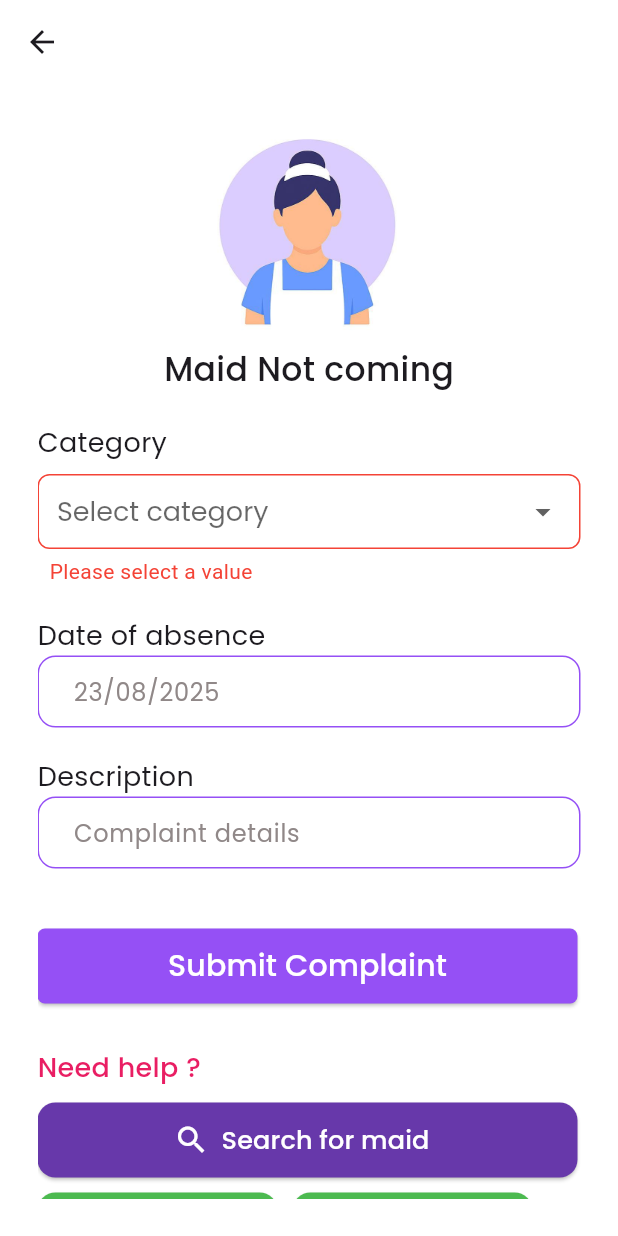
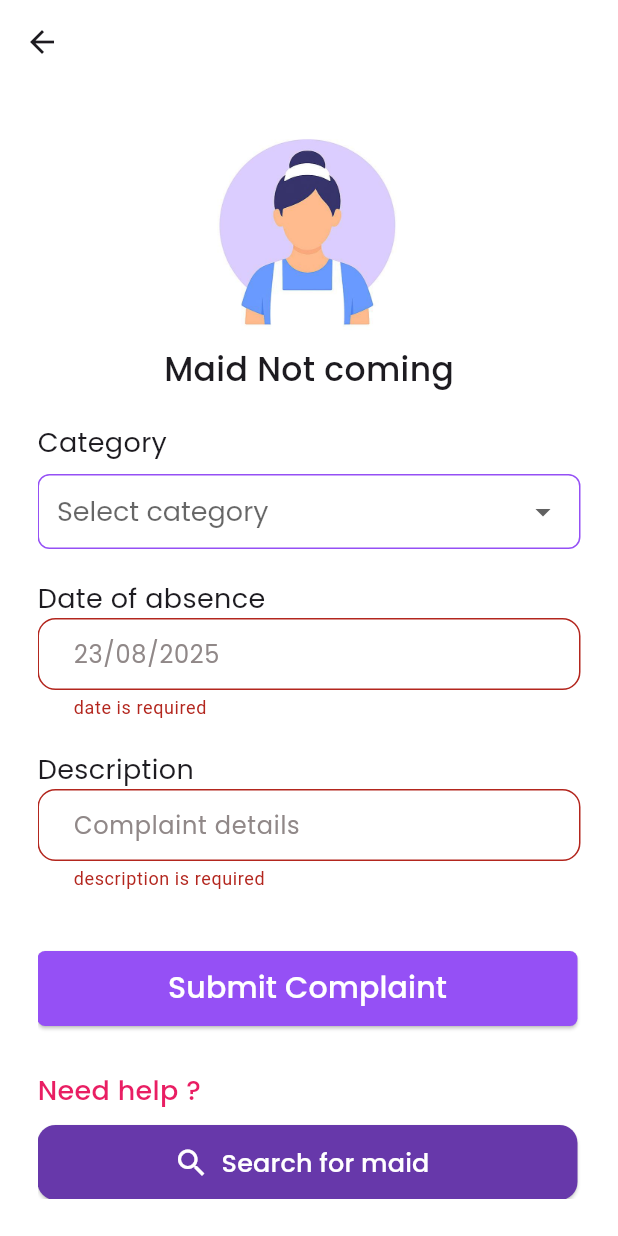
Before and after one commit to Gangasagar-95/Society, a Flutter app: the MaidScreen screen opened by its route, after a tap on "Submit Complaint", on a phone screen of 412 x 824 dp. Run offline on Flutter 3.47's test engine with Material 3 defaults, Android fonts, the phone set to English and light mode, and no system bars; our stand-ins replace get, google_fonts, permission_handler, shared_preferences; missing offline and left inert: android_intent_plus, app_settings; accounts and stored records are empty.

```diff
--- a/lib/screens/dog_problem.dart
+++ b/lib/screens/dog_problem.dart
@@ -93,6 +93,12 @@ class _DogsScreenState extends State<DogsScreen> {
                   label: "Description",
                   hint: "Complaint details",
                   controller: descriptionCtrl,
+                  validator: (value) {
+                    if (value == null || value.trim().isEmpty) {
+                      return "description is required";
+                    }
+                    return null;
+                  },
                 ),
 
                 //CustomTextField(label: "Description", hint: "Complaint details"),
--- a/lib/screens/garbage_problem.dart
+++ b/lib/screens/garbage_problem.dart
@@ -92,6 +92,12 @@ class _GarbageState extends State<Garbage> {
                   label: "Description",
                   hint: "Complaint details",
                   controller: descriptionCtrl,
+                  validator: (value) {
+                    if (value == null || value.trim().isEmpty) {
+                      return "description is required";
+                    }
+                    return null;
+                  },
                 ),
 
                 //CustomTextField(label: "Description", hint: "Complaint details"),
--- a/lib/screens/information.dart
+++ b/lib/screens/information.dart
@@ -97,7 +97,7 @@ class Informationscreen extends StatelessWidget {
                     controller: infoctrl.flatCtrl,
                     validator: (value) {
                   if (value == null || value.trim().isEmpty) {
-                    return "Name is required";
+                    return "Flat no is required";
                   }
                   return null;
                 },
@@ -123,7 +123,7 @@ class Informationscreen extends StatelessWidget {
                     controller: infoctrl.addressCtrl,
                     validator: (value) {
                   if (value == null || value.trim().isEmpty) {
-                    return "Name is required";
+                    return "Address is required";
                   }
                   return null;
                 },
--- a/lib/screens/maid_screen.dart
+++ b/lib/screens/maid_screen.dart
@@ -23,6 +23,8 @@ class _MaidScreenState extends State<MaidScreen> {
   String? selectedCategory; //  track selected value
   bool showError = false; //  track validation state
   final descriptionCtrl = TextEditingController();
+  final dateCtrl = TextEditingController();
+
   final _formkey = GlobalKey<FormState>();
 
   Future<void> _makeDirectCall(String phoneNumber) async {
@@ -43,8 +45,7 @@ class _MaidScreenState extends State<MaidScreen> {
     return Scaffold(
       backgroundColor: Appcolor.bgcolor,
       appBar: AppBar(backgroundColor: Appcolor.bgcolor),
-      body:
-      Form(
+      body: Form(
         key: _formkey,
         child: Padding(
           padding: const EdgeInsets.all(25),
@@ -98,7 +99,19 @@ class _MaidScreenState extends State<MaidScreen> {
                 QuestionText(
                   label: "Date of absence",
                   hint: "23/08/2025",
-                  controller: descriptionCtrl,
+                  controller: dateCtrl,
+                  validator: (value) {
+                    if (value == null || value.trim().isEmpty) {
+                      return "date is required";
+                    }
+                    final regex = RegExp(
+                      r'^([0-2][0-9]|(3)[0-1])/([0][1-9]|1[0-2])/\d{4}$',
+                    );
+                    if (!regex.hasMatch(value.trim())) {
+                      return "Enter date in dd/mm/yyyy format";
+                    }
+                    return null;
+                  },
                 ),
                 //CustomTextField(label: "Date of absence", hint: "23/07/2025"),
                 //const SizedBox(height: 20),
@@ -106,6 +119,12 @@ class _MaidScreenState extends State<MaidScreen> {
                   label: "Description",
                   hint: "Complaint details",
                   controller: descriptionCtrl,
+                  validator: (value) {
+                    if (value == null || value.trim().isEmpty) {
+                      return "description is required";
+                    }
+                    return null;
+                  },
                 ),
                 //CustomTextField(label: "Description", hint: "Complaint details"),
                 const SizedBox(height: 20),
--- a/lib/screens/no_watersupply.dart
+++ b/lib/screens/no_watersupply.dart
@@ -94,6 +94,12 @@ class _NoWatersupplyState extends State<NoWatersupply> {
                   label: "Description",
                   hint: "Complaint details",
                   controller: descriptionCtrl,
+                  validator: (value) {
+                    if (value == null || value.trim().isEmpty) {
+                      return "description is required";
+                    }
+                    return null;
+                  },
                 ),
 
                 const SizedBox(height: 20),
--- a/lib/screens/street_light.dart
+++ b/lib/screens/street_light.dart
@@ -96,6 +96,12 @@ class _StreetlightState extends State<Streetlight> {
                   label: "Description",
                   hint: "Complaint details",
                   controller: descriptionCtrl,
+                  validator: (value) {
+                    if (value == null || value.trim().isEmpty) {
+                      return "description is required";
+                    }
+                    return null;
+                  },
                 ),
 
                 //CustomTextField(label: "Description", hint: "Complaint details"),
--- a/lib/screens/tenant_issue.dart
+++ b/lib/screens/tenant_issue.dart
@@ -102,6 +102,12 @@ class _TenantissueState extends State<Tenantissue> {
                   label: "Description",
                   hint: "Complaint details",
                   controller: descriptionCtrl,
+                  validator: (value) {
+                    if (value == null || value.trim().isEmpty) {
+                      return "description is required";
+                    }
+                    return null;
+                  },
                 ),
 
                 // CustomTextField(label: "Description", hint: "Complaint details"),
```
Also changed, not shown: lib/screens/others_problem.dart (+13 -2 lines).
